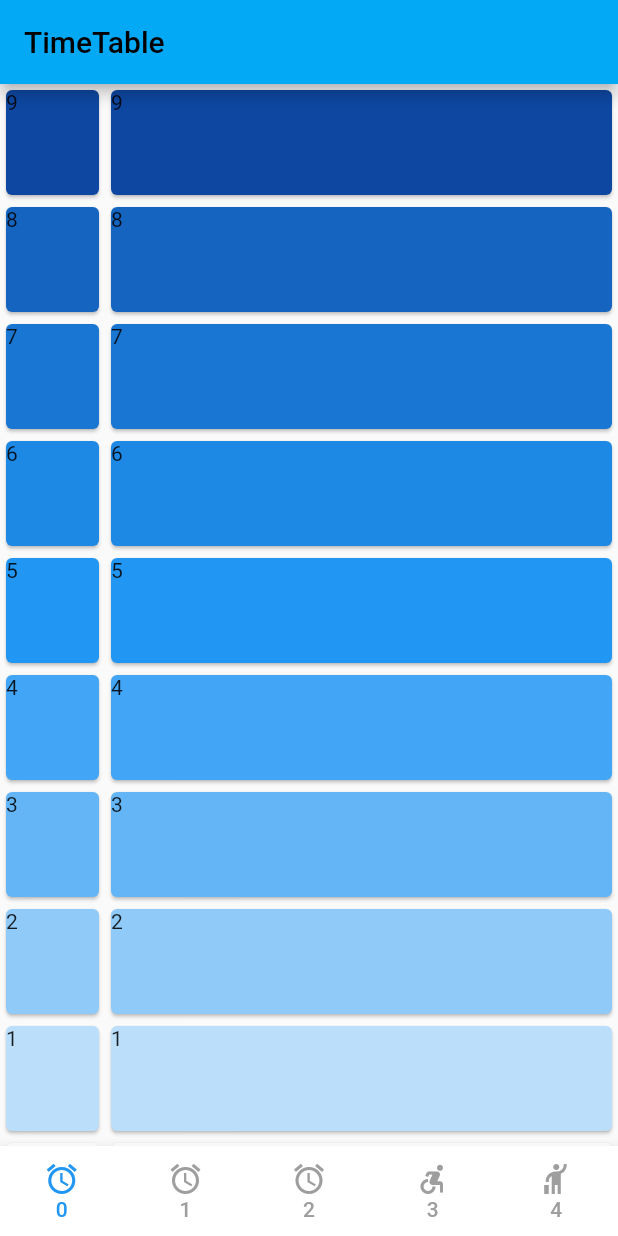
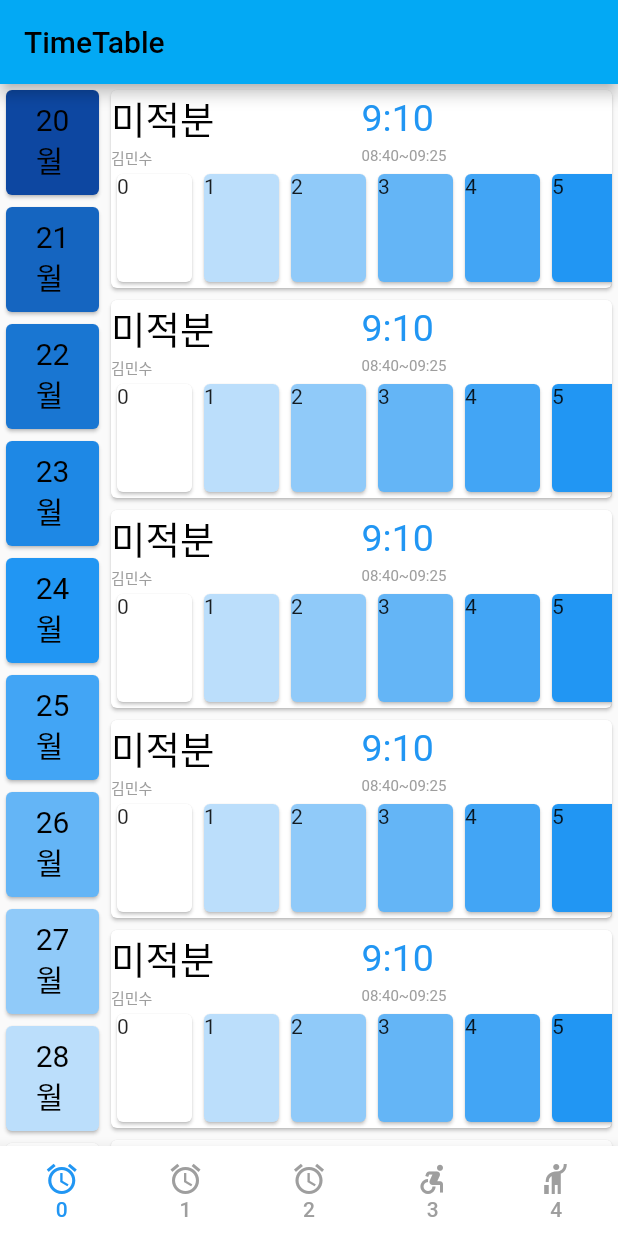
Before and after one commit to rooky0509/ontime, a Flutter app: the screen it shows after launch, on a phone screen of 412 x 824 dp. Run offline on Flutter 3.47's test engine with Material 2 defaults, Android fonts, the phone set to English and light mode, and no system bars.

Commit message:
TimeTable 디자인(세부적인 틀)생성

```diff
--- a/lib/TimeTable.dart
+++ b/lib/TimeTable.dart
@@ -9,6 +9,9 @@ class TimeTable extends StatefulWidget{
 class _TimeTableState extends State<TimeTable>{
   @override
   Widget build(BuildContext context) {
+
+
+
     return Scaffold(
       appBar: AppBar(
         title: Text('TimeTable'),
@@ -17,15 +20,20 @@ class _TimeTableState extends State<TimeTable>{
         children: <Widget>[
           Container(
             width: 70,
+            //height: 70, -> 리스트뷰 전체의 길이 조절
             child: ListView(
               scrollDirection: Axis.vertical,
-              children: List.generate(9*4+1, (int index) {
+              children: List.generate(10, (int index) {
                 return Card(
+
                   color: Colors.blue[((index-9*2).abs()-9).abs() * 100],
                   child: Container(
-                    height: 70,
-                    child: Text("${((index-9*2).abs()-9).abs()}"),
-                  ),
+                    //width: 100.0, -> 상관없음
+                    height: 70.0,
+                    child : Center(
+                      child: Text("${index+20}\n월",style: TextStyle(fontSize: 20, color: Colors.black)),
+                    )
+                  )
                 );
               }),
             ),
@@ -34,13 +42,70 @@ class _TimeTableState extends State<TimeTable>{
             flex: 1,
             child: ListView(
               scrollDirection: Axis.vertical,
-              children: List.generate(9*4+1, (int index) {
+              children: List.generate(50, (int index) {
                 return Card(
-                  color: Colors.blue[((index-9*2).abs()-9).abs() * 100],
-                  child: Container(
-                    height: 70,
-                    child: Text("${((index-9*2).abs()-9).abs()}"),
-                  ),
+                  //color: Colors.blue[((index-9*2).abs()-9).abs() * 100],
+                  child: Column(
+                    mainAxisAlignment: MainAxisAlignment.end,
+                    crossAxisAlignment: CrossAxisAlignment.start,
+
+                    children: <Widget>[
+
+
+                      Row(
+                        children: [
+                          Expanded(child: Text("미적분",style: TextStyle(fontSize: 25, color: Colors.black))),
+                          Expanded(child: Text("9:10",style: TextStyle(fontSize: 25, color: Colors.blue))) //Colors.blue <-> Colors.grey
+                        ],
+                      ),
+
+                      Row(
+                        children: [
+                          Expanded(child: Text("김민수",style: TextStyle(fontSize: 10, color: Colors.grey))),
+                          Expanded(child: Text("08:40~09:25",style: TextStyle(fontSize: 10, color: Colors.grey))),
+                        ],
+                      ),
+
+
+                      /*
+                      Container(
+                        margin : EdgeInsets.fromLTRB(15, 10, 0, 0),
+                        child : Text(
+                        '물리I',
+                        style: TextStyle(fontSize: 30, color: Colors.black),
+                      )),
+                      Container(
+                        margin : EdgeInsets.fromLTRB(20, 2, 0, 0),
+                        child : Text(
+                        'ㅇㅇㅇ',
+                        style: TextStyle(fontSize: 20, color: Colors.grey),
+                      )),
+                      */
+
+                      ListView(
+                        shrinkWrap: true,
+                        children: <Widget>[
+                          Container(
+                            height: 80.0,
+                            child: ListView(
+                              scrollDirection: Axis.horizontal,
+                              children: List.generate(100, (int index) {
+                                return Card(
+                                  color: Colors.blue[index * 100],
+                                  child: Container(
+                                    width: 50.0,
+                                    height: 50.0,
+                                    child: Text("$index"),
+                                  ),
+                                );
+                              }),
+                            ),
+                          ),
+                        ],
+                      ),
+
+                    ],
+                  )
                 );
               }),
             ),
--- a/lib/home.dart
+++ b/lib/home.dart
@@ -112,6 +112,14 @@ Scrollable : https://stackoverflow.com/questions/46222788/how-to-create-a-row-of
   ㄴ Row()를 스크롤 가능한 ListView()로 대체
     -> 쓰는 방법을 모르겠음
     -> timetable에서 사용
+Listview in Listview : https://devmemory.tistory.com/57
+  ㄴ 리스트뷰 안의 리스트뷰에러 대처
+Margin & Padding : https://devmg.tistory.com/178
+  ㄴ 마진과 패팅사용법
+Alignment : http://daplus.net/flutter-flutter%EB%8A%94-%EB%91%90-%ED%95%AD%EB%AA%A9%EC%9D%84-%EA%B7%B9%EB%8B%A8%EC%97%90-%EC%A0%95%EB%A0%AC%ED%95%A9%EB%8B%88%EB%8B%A4-%ED%95%98%EB%82%98%EB%8A%94-%EC%99%BC%EC%AA%BD%EC%97%90/
+  ㄴ 정렬방법
+    -> crossAxisAlignment : 가로
+    -> mainAxisAlignment : 세로
 
 
 
@@ -130,7 +138,7 @@ Scrollable : https://stackoverflow.com/questions/46222788/how-to-create-a-row-of
     3. git remote set-url --delete <name> <url>     ㄴ[ url삭제 ]
 2. " + " 클릭                                       [ Changes -> Staged Changes ]
 3. " ✓ " 클릭                                       [ Staged Changes => commit ]
-  ==>> Publish Commit 버튼 클릭
+  ==>> Publish Commit / Sync Changes 버튼 클릭
 4. git push -u <name> main                            [ commit => push => github ]
   > git config --global user.email "you@example.com"
   > git config --global user.name "Your Name"
```
